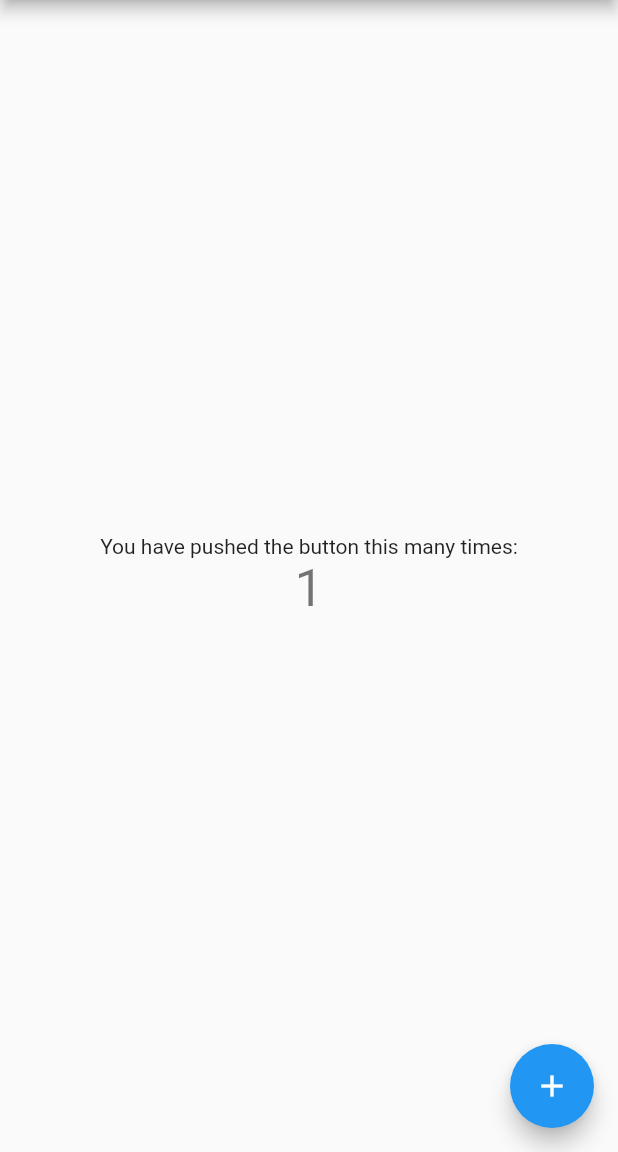
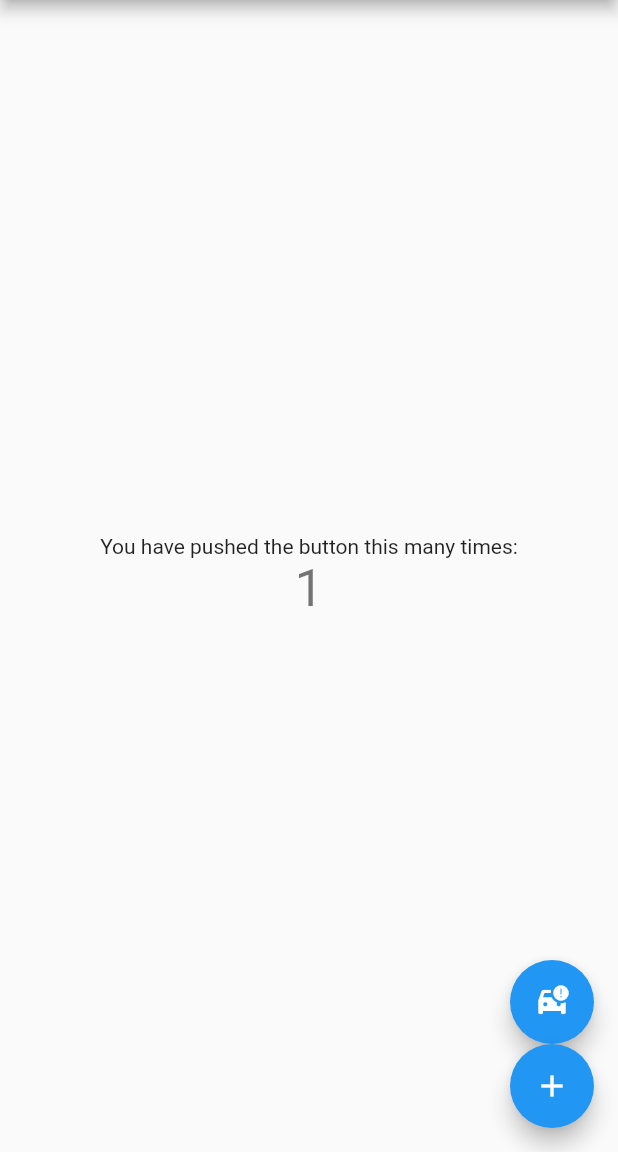
Before and after one commit to ThomasEcalle/moc_2023_firebase, a Flutter app: the screen it shows after launch, after a tap on the "add" icon, on a phone screen of 412 x 824 dp, the part 84-1236 px from its top. Run offline on Flutter 3.47's test engine with Material 2 defaults, Android fonts, the phone set to English and light mode, and no system bars; our stand-ins replace firebase_analytics, firebase_core, firebase_crashlytics; accounts and stored records are empty.

Commit message:
Add Firebase crashlytics

```diff
--- a/lib/main.dart
+++ b/lib/main.dart
@@ -1,4 +1,6 @@
 import 'package:firebase_core/firebase_core.dart';
+import 'package:firebase_crashlytics/firebase_crashlytics.dart';
+import 'package:flutter/foundation.dart';
 import 'package:flutter/material.dart';
 import 'package:moc_firebase/analytics/analytics_provider.dart';
 
@@ -8,6 +10,17 @@ import 'firebase_options.dart';
 void main() async {
   WidgetsFlutterBinding.ensureInitialized();
   await Firebase.initializeApp(options: DefaultFirebaseOptions.currentPlatform);
+
+  FlutterError.onError = (errorDetails) {
+    FirebaseCrashlytics.instance.recordFlutterFatalError(errorDetails);
+  };
+
+  // Pass all uncaught asynchronous errors that aren't handled by the Flutter framework to Crashlytics
+  PlatformDispatcher.instance.onError = (error, stack) {
+    FirebaseCrashlytics.instance.recordError(error, stack, fatal: true);
+    return true;
+  };
+
   runApp(const MyApp());
 }
 
@@ -56,11 +69,14 @@ class _MyHomePageState extends State<MyHomePage> {
   @override
   void initState() {
     super.initState();
-    _init();
+    WidgetsBinding.instance.addPostFrameCallback((_) => _init());
   }
 
   void _init() async {
-    await AnalyticsProvider.of(context).setUserProperty('user_name', 'Thomas');
+    await FirebaseCrashlytics.instance.setUserIdentifier('mon_user_id');
+    if (mounted) {
+      await AnalyticsProvider.of(context).setUserProperty('user_name', 'Thomas');
+    }
     if (mounted) {
       await AnalyticsProvider.of(context).setUserProperty('user_height', '183');
     }
@@ -72,6 +88,15 @@ class _MyHomePageState extends State<MyHomePage> {
     setState(() {
       _counter++;
     });
+  }
+
+  void _crash() async {
+    try {
+      await Future.delayed(const Duration(seconds: 1));
+      throw Exception('Crash button pressed');
+    } catch (error) {
+      FirebaseCrashlytics.instance.recordError(error, StackTrace.current);
+    }
   }
 
   @override
@@ -94,10 +119,20 @@ class _MyHomePageState extends State<MyHomePage> {
           ],
         ),
       ),
-      floatingActionButton: FloatingActionButton(
-        onPressed: _incrementCounter,
-        tooltip: 'Increment',
-        child: const Icon(Icons.add),
+      floatingActionButton: Column(
+        mainAxisAlignment: MainAxisAlignment.end,
+        children: [
+          FloatingActionButton(
+            onPressed: _crash,
+            tooltip: 'Crash',
+            child: const Icon(Icons.car_crash),
+          ),
+          FloatingActionButton(
+            onPressed: _incrementCounter,
+            tooltip: 'Increment',
+            child: const Icon(Icons.add),
+          ),
+        ],
       ), // This trailing comma makes auto-formatting nicer for build methods.
     );
   }
--- a/pubspec.yaml
+++ b/pubspec.yaml
@@ -37,6 +37,7 @@ dependencies:
   cupertino_icons: 1.0.2
   firebase_core: 2.10.0
   firebase_analytics: 10.2.1
+  firebase_crashlytics: 3.1.1
 
 dev_dependencies:
   flutter_test:
```
Also changed, not shown: pubspec.lock, 3 other files.
